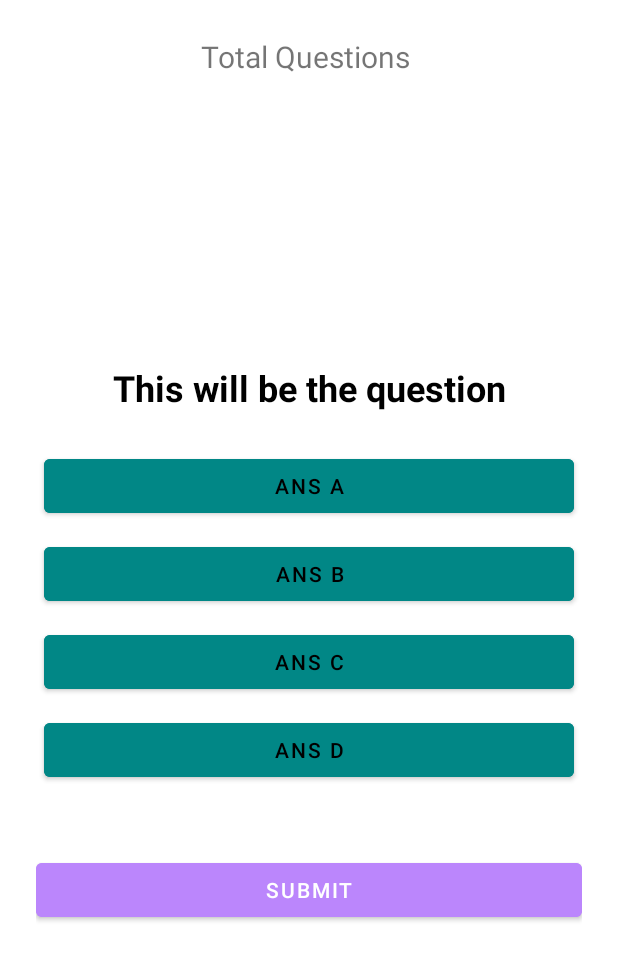
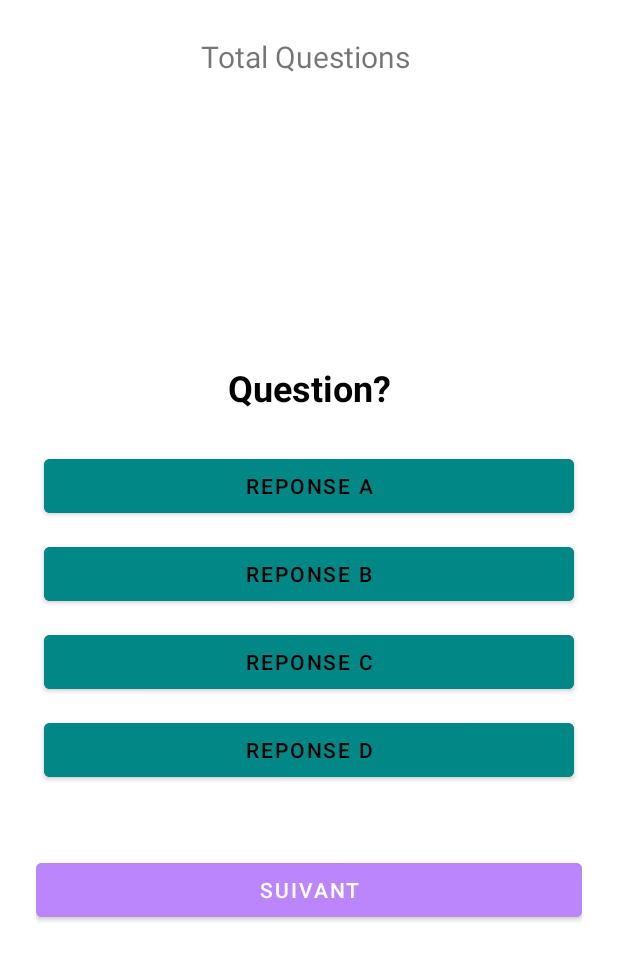
Before and after one commit to Benyoubilel/Quiz-app-androidStudio, an Android app: the layout activity_main.xml on its own in the app's theme, with its tools: preview values and no code run, on a phone screen of 412 x 824 dp. Shown: the top 960 px of the screen. Run offline under Robolectric (Android 15) with nearby library versions, the phone set to English and light mode, and no system bars.

Commit message:
correction d'eereur et modification du boite de dialoge

```diff
--- a/app/src/main/res/layout/activity_main.xml
+++ b/app/src/main/res/layout/activity_main.xml
@@ -26,7 +26,7 @@
         android:layout_marginTop="20dp"
         android:layout_marginEnd="20dp"
         android:layout_marginBottom="20dp"
-        android:text="This will be the question"
+        android:text="Question?"
         android:textAlignment="center"
         android:textColor="@color/black"
         android:textSize="24sp"
@@ -47,7 +47,7 @@
             android:id="@+id/ans_A"
             android:layout_margin="5dp"
             android:backgroundTint="@color/teal_700"
-            android:text="Ans A"
+            android:text="reponse A"
             android:textColor="@color/black"
             tools:ignore="HardcodedText" />
 
@@ -57,7 +57,7 @@
             android:id="@+id/ans_B"
             android:layout_margin="5dp"
             android:backgroundTint="@color/teal_700"
-            android:text="Ans B"
+            android:text="reponse B"
             android:textColor="@color/black"
             tools:ignore="HardcodedText" />
 
@@ -67,7 +67,7 @@
             android:id="@+id/ans_C"
             android:layout_margin="5dp"
             android:backgroundTint="@color/teal_700"
-            android:text="Ans C"
+            android:text="reponse C"
             android:textColor="@color/black"
             tools:ignore="HardcodedText" />
         <Button
@@ -76,7 +76,7 @@
             android:id="@+id/ans_D"
             android:layout_margin="5dp"
             android:backgroundTint="@color/teal_700"
-            android:text="Ans D"
+            android:text="reponse D"
             android:textColor="@color/black"
             tools:ignore="HardcodedText" />
 
@@ -86,7 +86,7 @@
         android:layout_width="match_parent"
         android:layout_height="wrap_content"
         android:id="@+id/submit_btn"
-        android:text="Submit"
+        android:text="Suivant"
         android:layout_below="@id/choices_layout"
         android:layout_marginTop="40dp"
         android:backgroundTint="@color/purple_200"
```
Also changed, not shown: app/src/main/java/com/example/myquiz/MainActivity.java (+2 -9 lines).
